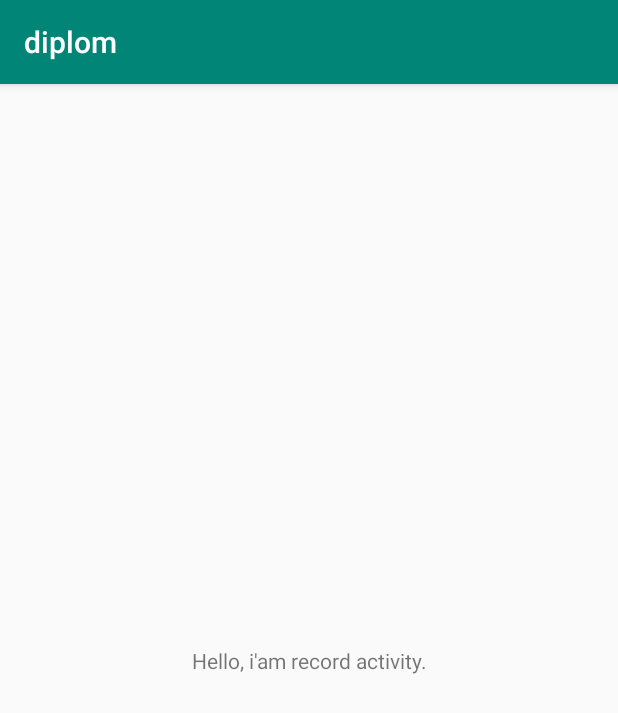
After one commit to karateka-git/diplom, an Android app: the RecordActivity screen opened directly, with no data from a screen before it, on a phone screen of 412 x 824 dp. The commit adds this screen. Shown: the top 713 px of the screen. Run offline under Robolectric (Android 15) with nearby library versions, the phone set to English and light mode, and no system bars.

Commit message:
add RecordActivity

```diff
--- a/app/build.gradle
+++ b/app/build.gradle
@@ -34,7 +34,7 @@ android {
 
 dependencies {
     implementation fileTree(dir: 'libs', include: ['*.jar'])
-    implementation"org.jetbrains.kotlin:kotlin-stdlib-jdk7:$kotlin_version"
+    implementation "org.jetbrains.kotlin:kotlin-stdlib-jdk7:$kotlin_version"
     implementation 'androidx.appcompat:appcompat:1.0.2'
     implementation 'androidx.core:core-ktx:1.0.2'
     implementation 'androidx.constraintlayout:constraintlayout:1.1.3'
--- a/app/src/main/AndroidManifest.xml
+++ b/app/src/main/AndroidManifest.xml
@@ -3,10 +3,13 @@
     xmlns:tools="http://schemas.android.com/tools"
     package="com.example.diplom">
 
-    <uses-feature android:name="android.hardware.camera"
+    <uses-feature
+        android:name="android.hardware.camera"
         android:required="true" />
     <uses-feature android:name="android.hardware.camera.autofocus" />
-    <uses-permission android:name="android.permission.WRITE_EXTERNAL_STORAGE"
+
+    <uses-permission
+        android:name="android.permission.WRITE_EXTERNAL_STORAGE"
         android:maxSdkVersion="18" />
     <uses-permission android:name="android.permission.READ_EXTERNAL_STORAGE" />
 
@@ -17,6 +20,8 @@
         android:supportsRtl="true"
         android:theme="@style/AppTheme"
         tools:ignore="GoogleAppIndexingWarning">
+        <activity android:name=".ui.record.RecordActivity"></activity>
+
         <provider
             android:name="androidx.core.content.FileProvider"
             android:authorities="com.example.diplom"
@@ -25,25 +30,19 @@
             <meta-data
                 android:name="android.support.FILE_PROVIDER_PATHS"
                 android:resource="@xml/file_paths" />
-        </provider>
-
-<!--        <activity android:name=".activity.MainActivity">-->
-<!--            <intent-filter>-->
-<!--                <action android:name="android.intent.action.MAIN" />-->
-
-<!--                <category android:name="android.intent.category.LAUNCHER" />-->
-<!--            </intent-filter>-->
-<!--        </activity>-->
-        <activity android:name=".ui.main.MainActivity" >
+        </provider> <!-- <activity android:name=".activity.MainActivity"> -->
+        <!-- <intent-filter> -->
+        <!-- <action android:name="android.intent.action.MAIN" /> -->
+        <!-- <category android:name="android.intent.category.LAUNCHER" /> -->
+        <!-- </intent-filter> -->
+        <!-- </activity> -->
+        <activity android:name=".ui.main.MainActivity">
             <intent-filter>
                 <action android:name="android.intent.action.MAIN" />
 
                 <category android:name="android.intent.category.LAUNCHER" />
             </intent-filter>
         </activity>
-
     </application>
 
-
-
 </manifest>
--- a/app/src/main/java/com/example/diplom/ui/main/MainActivity.kt
+++ b/app/src/main/java/com/example/diplom/ui/main/MainActivity.kt
@@ -1,5 +1,6 @@
 package com.example.diplom.ui.main
 
+import android.content.Intent
 import android.os.Bundle
 import android.util.Log
 import androidx.recyclerview.widget.LinearLayoutManager
@@ -7,6 +8,7 @@ import com.example.diplom.R
 import com.example.diplom.base.BaseActivity
 import com.example.diplom.injection.component.DaggerMainActivityInjector
 import com.example.diplom.model.Record
+import com.example.diplom.ui.record.RecordActivity
 import com.example.diplom.utils.adapters.RecordsAdapter
 import kotlinx.android.synthetic.main.activity_main.*
 import javax.inject.Inject
@@ -56,6 +58,7 @@ class MainActivity : BaseActivity<MainPresenter>(), MainView, RecordsAdapter.OnR
     }
 
     override fun onRecordClick(position: Int) {
-        Log.e("TEST", "Record click $position")
+        val intent: Intent = Intent(this, RecordActivity::class.java)
+        startActivity(intent)
     }
 }
--- /dev/null
+++ b/app/src/main/java/com/example/diplom/ui/record/RecordActivity.kt
@@ -0,0 +1,13 @@
+package com.example.diplom.ui.record
+
+import androidx.appcompat.app.AppCompatActivity
+import android.os.Bundle
+import com.example.diplom.R
+
+class RecordActivity : AppCompatActivity() {
+
+    override fun onCreate(savedInstanceState: Bundle?) {
+        super.onCreate(savedInstanceState)
+        setContentView(R.layout.activity_record)
+    }
+}
--- a/app/src/main/java/com/example/diplom/utils/adapters/RecordsAdapter.kt
+++ b/app/src/main/java/com/example/diplom/utils/adapters/RecordsAdapter.kt
@@ -36,9 +36,6 @@ class RecordsAdapter(private val listener: OnRecordListener) : RecyclerView.Adap
          * adapterPosition - updated adapter's position of this holder
          * 16 ms difference between them
          */
-        holder.itemView.setOnClickListener {
-            Log.e("TEST: ", "onClick ${records[holder.layoutPosition].title}")
-        }
 
         holder.itemView.info.setOnClickListener {
             holder.itemView.info.text = "info was clicked"
--- /dev/null
+++ b/app/src/main/res/layout/activity_record.xml
@@ -0,0 +1,18 @@
+<?xml version="1.0" encoding="utf-8"?>
+<androidx.constraintlayout.widget.ConstraintLayout xmlns:android="http://schemas.android.com/apk/res/android"
+    xmlns:app="http://schemas.android.com/apk/res-auto"
+    xmlns:tools="http://schemas.android.com/tools"
+    android:layout_width="match_parent"
+    android:layout_height="match_parent"
+    tools:context=".ui.record.RecordActivity">
+
+    <TextView
+        android:id="@+id/textView"
+        android:layout_width="wrap_content"
+        android:layout_height="wrap_content"
+        android:text="Hello, i'am record activity."
+        app:layout_constraintBottom_toBottomOf="parent"
+        app:layout_constraintEnd_toEndOf="parent"
+        app:layout_constraintStart_toStartOf="parent"
+        app:layout_constraintTop_toTopOf="parent" />
+</androidx.constraintlayout.widget.ConstraintLayout>
```
